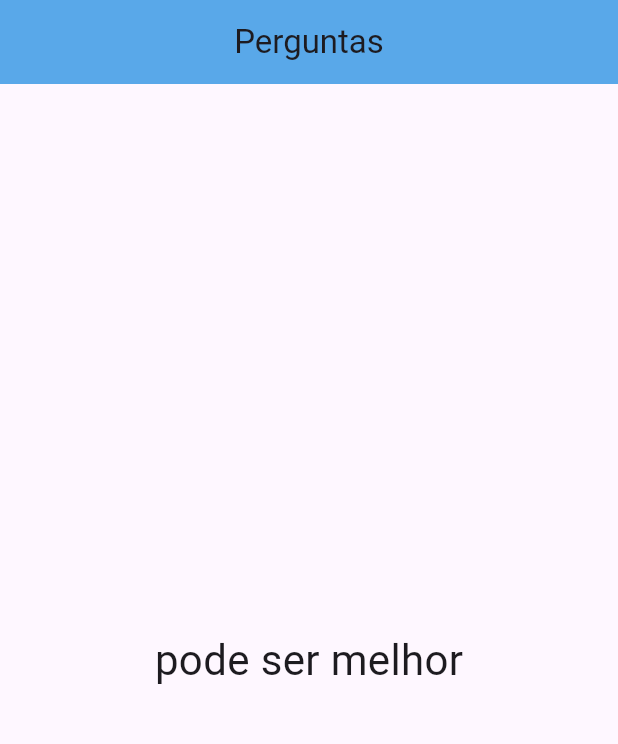
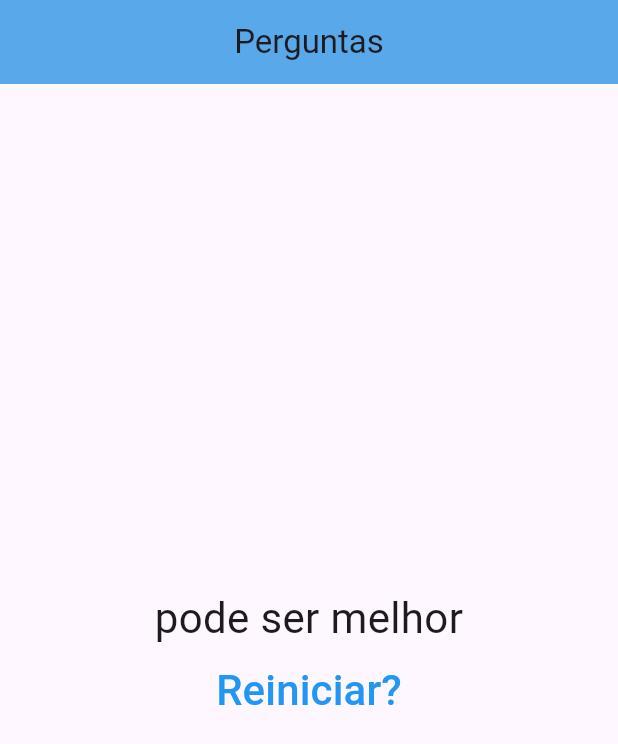
Before and after one commit to eduardoztt/CursoFlutter-app-1, a Flutter app: the screen it shows after launch, after a tap on "Amarelo", after a tap on "Camelo", after a tap on "Titanic", on a phone screen of 412 x 824 dp. Shown: the top 744 px of the screen. Run offline on Flutter 3.47's test engine with Material 3 defaults, Android fonts, the phone set to English and light mode, and no system bars.

Commit message:
alterado layout e adicionado botao de reiniciar questionario

```diff
--- a/lib/main.dart
+++ b/lib/main.dart
@@ -52,6 +52,13 @@ class _PerguntaAppState extends State<PerguntaApp> {
     print(_pontuacaoTotal);
   }
 
+  void _reiniciarQuestionario(){
+    setState(() {
+      _perguntaSelecionada = 0;
+      _pontuacaoTotal = 0;
+    });
+  }
+
   bool get temPeguntaSelecionada {
     return _perguntaSelecionada < _perguntas.length;
   }
@@ -77,7 +84,7 @@ class _PerguntaAppState extends State<PerguntaApp> {
                   perguntaSelecionada: _perguntaSelecionada,
                   perguntas: _perguntas,
                   quandoResponder: _responder)
-              : Resultado(_pontuacaoTotal)),
+              : Resultado(_pontuacaoTotal,_reiniciarQuestionario)),
     );
   }
 }
--- a/lib/resultado.dart
+++ b/lib/resultado.dart
@@ -2,40 +2,54 @@ import 'package:flutter/material.dart';
 
 class Resultado extends StatelessWidget {
   final int pontuacao;
+  final void Function() quandoReiniciarQuestionario;
 
- Resultado(this.pontuacao);
+  Resultado(this.pontuacao, this.quandoReiniciarQuestionario);
 
   String get fraseResultado {
-  if(pontuacao < 4){
+    if (pontuacao < 4) {
       return 'fudeo';
-  } else if(pontuacao < 6){
+    } else if (pontuacao < 6) {
       return 'ta ruim';
-  }else if(pontuacao < 8){
+    } else if (pontuacao < 8) {
       return 'não ta bom';
-  }else if(pontuacao < 12){
+    } else if (pontuacao < 12) {
       return 'ta bom';
-  }else if(pontuacao < 17){
+    } else if (pontuacao < 17) {
       return 'pode ser melhor';
-  }else if(pontuacao < 20){
+    } else if (pontuacao < 20) {
       return 'aceitavel';
-  }else if(pontuacao < 25){
+    } else if (pontuacao < 25) {
       return 'top';
-  }else if(pontuacao < 30){
+    } else if (pontuacao < 30) {
       return 'bagual';
-  }else if(pontuacao < 100){
+    } else if (pontuacao < 100) {
       return 'ele mesmo!!!!';
-  }else {
-      return 'FARFUSSSSSSSSSSS';
+    } else {
+      return 'NÃO É POSSIVEL, É ELE SEM DUVIDA';
     }
   }
 
   @override
   Widget build(BuildContext context) {
-    return Center(
+    return Column(
+      mainAxisAlignment: MainAxisAlignment.center,
+      children: [
+        Center(
           child: Text(
             fraseResultado,
             style: TextStyle(fontSize: 28),
+            textAlign: TextAlign.center,
           ),
+        ),
+        TextButton(
+          onPressed: quandoReiniciarQuestionario,
+          child: Text('Reiniciar?',
+          style:TextStyle(color: Colors.blue,
+          fontSize: 28,),),
+
+        )
+      ],
     );
   }
 }
```
Lines whose indentation alone changed are shown as unchanged.
